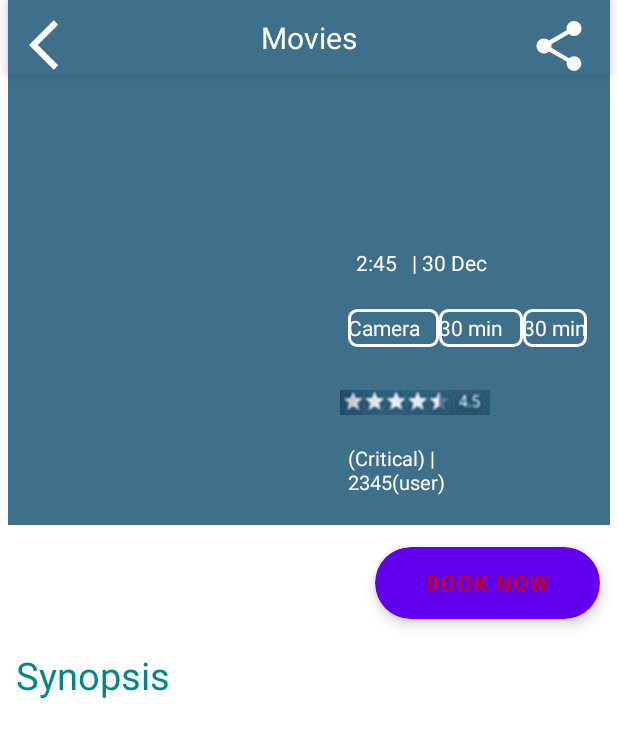
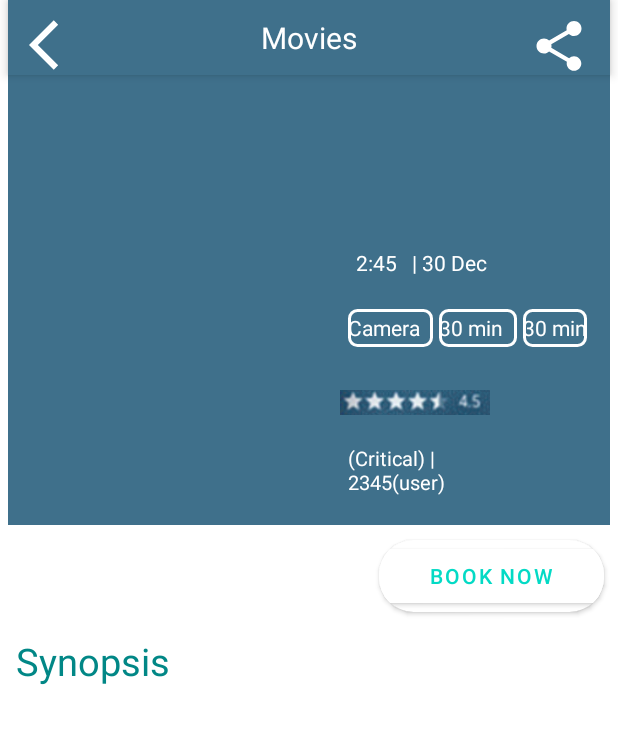
Before and after one commit to Shohilupadhyay044/MovieApplication, an Android app: the layout activity_movie_detail.xml on its own in the app's theme, with its tools: preview values and no code run, on a phone screen of 412 x 824 dp. Shown: the top 738 px of the screen. Run offline under Robolectric (Android 15) with nearby library versions, the phone set to English and light mode, and no system bars; network calls fail.

```diff
--- a/MVVMMoviesAssignment/app/src/main/res/layout/activity_movie_detail.xml
+++ b/MVVMMoviesAssignment/app/src/main/res/layout/activity_movie_detail.xml
@@ -158,6 +158,7 @@
                         android:layout_width="wrap_content"
                         android:layout_height="25dp"
                         android:layout_weight="1"
+                        android:layout_marginStart="4dp"
                         android:textColor="@color/white"
                         android:background="@drawable/rect_drawable"
 
@@ -171,6 +172,7 @@
                         android:layout_height="25dp"
                         android:layout_weight="1"
                         android:textColor="@color/white"
+                        android:layout_marginStart="4dp"
                         android:background="@drawable/rect_drawable"
 
                         android:gravity="center_vertical"
@@ -229,7 +231,7 @@
             android:layout_width="wrap_content"
             android:layout_height="wrap_content"
             app:cardCornerRadius="23dp"
-            app:cardElevation="5dp"
+
             android:layout_gravity="end"
             app:cardUseCompatPadding="true"
 
@@ -238,12 +240,11 @@
             <Button
                 android:layout_width="150dp"
                 android:layout_height="wrap_content"
-                android:layout_marginBottom="0dp"
-                android:background="@drawable/circulor_bg"
+                android:backgroundTint="@color/white"
                 android:text="BOOK NOW"
 
 
-                android:textColor="@android:color/holo_red_dark" />
+                android:textColor="@color/teal_200" />
         </androidx.cardview.widget.CardView>
 
         <androidx.constraintlayout.widget.ConstraintLayout
```
